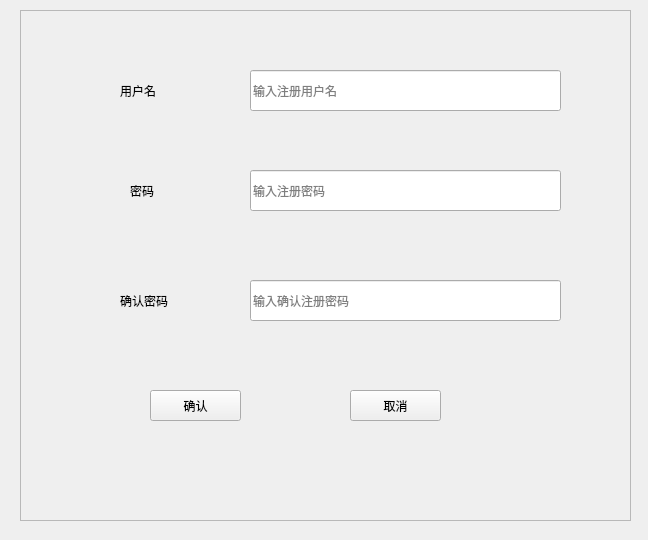
Old version of the form register.ui in the repository aSquade/FirstDBMS.
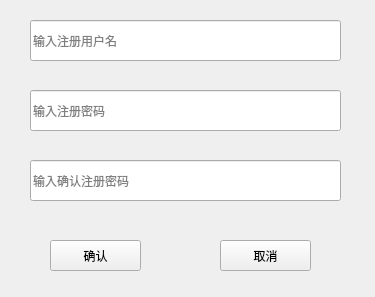
New version of the form.

```diff
--- a/register.ui
+++ b/register.ui
@@ -6,116 +6,18 @@
    <rect>
     <x>0</x>
     <y>0</y>
-    <width>648</width>
-    <height>540</height>
+    <width>375</width>
+    <height>297</height>
    </rect>
   </property>
   <property name="windowTitle">
    <string>Form</string>
   </property>
-  <widget class="QFrame" name="frame">
-   <property name="enabled">
-    <bool>true</bool>
-   </property>
-   <property name="geometry">
-    <rect>
-     <x>20</x>
-     <y>10</y>
-     <width>611</width>
-     <height>511</height>
-    </rect>
-   </property>
-   <property name="frameShape">
-    <enum>QFrame::StyledPanel</enum>
-   </property>
-   <property name="frameShadow">
-    <enum>QFrame::Raised</enum>
-   </property>
-   <widget class="QLineEdit" name="usernameEdit">
-    <property name="geometry">
-     <rect>
-      <x>230</x>
-      <y>60</y>
-      <width>311</width>
-      <height>41</height>
-     </rect>
-    </property>
-    <property name="styleSheet">
-     <string notr="true">font: 12pt &quot;黑体&quot;;</string>
-    </property>
-    <property name="placeholderText">
-     <string>输入注册用户名</string>
-    </property>
-   </widget>
-   <widget class="QLabel" name="usernameLabel">
-    <property name="geometry">
-     <rect>
-      <x>100</x>
-      <y>70</y>
-      <width>81</width>
-      <height>21</height>
-     </rect>
-    </property>
-    <property name="styleSheet">
-     <string notr="true">font: 12pt &quot;黑体&quot;;</string>
-    </property>
-    <property name="text">
-     <string>用户名</string>
-    </property>
-   </widget>
-   <widget class="QLineEdit" name="passwordEdit">
-    <property name="geometry">
-     <rect>
-      <x>230</x>
-      <y>160</y>
-      <width>311</width>
-      <height>41</height>
-     </rect>
-    </property>
-    <property name="styleSheet">
-     <string notr="true">font: 12pt &quot;黑体&quot;;</string>
-    </property>
-    <property name="placeholderText">
-     <string>输入注册密码</string>
-    </property>
-   </widget>
-   <widget class="QLabel" name="passwordLabel">
-    <property name="geometry">
-     <rect>
-      <x>110</x>
-      <y>170</y>
-      <width>81</width>
-      <height>21</height>
-     </rect>
-    </property>
-    <property name="styleSheet">
-     <string notr="true">font: 12pt &quot;黑体&quot;;</string>
-    </property>
-    <property name="text">
-     <string>密码</string>
-    </property>
-   </widget>
-   <widget class="QLabel" name="confirmpasswordLabel">
-    <property name="geometry">
-     <rect>
-      <x>100</x>
-      <y>280</y>
-      <width>111</width>
-      <height>21</height>
-     </rect>
-    </property>
-    <property name="styleSheet">
-     <string notr="true">font: 12pt &quot;黑体&quot;;</string>
-    </property>
-    <property name="text">
-     <string>确认密码</string>
-    </property>
-   </widget>
    <widget class="QLineEdit" name="confirmpasswordEdit">
     <property name="geometry">
      <rect>
-      <x>230</x>
-      <y>270</y>
+     <x>30</x>
+     <y>160</y>
       <width>311</width>
       <height>41</height>
      </rect>
@@ -130,8 +32,8 @@
    <widget class="QPushButton" name="confirmButton">
     <property name="geometry">
      <rect>
-      <x>130</x>
-      <y>380</y>
+     <x>50</x>
+     <y>240</y>
       <width>91</width>
       <height>31</height>
      </rect>
@@ -146,8 +48,8 @@
    <widget class="QPushButton" name="cancelButton">
     <property name="geometry">
      <rect>
-      <x>330</x>
-      <y>380</y>
+     <x>220</x>
+     <y>240</y>
       <width>91</width>
       <height>31</height>
      </rect>
@@ -159,6 +61,37 @@
      <string>取消</string>
     </property>
    </widget>
+  <widget class="QLineEdit" name="passwordEdit">
+   <property name="geometry">
+    <rect>
+     <x>30</x>
+     <y>90</y>
+     <width>311</width>
+     <height>41</height>
+    </rect>
+   </property>
+   <property name="styleSheet">
+    <string notr="true">font: 12pt &quot;黑体&quot;;</string>
+   </property>
+   <property name="placeholderText">
+    <string>输入注册密码</string>
+   </property>
+  </widget>
+  <widget class="QLineEdit" name="usernameEdit">
+   <property name="geometry">
+    <rect>
+     <x>30</x>
+     <y>20</y>
+     <width>311</width>
+     <height>41</height>
+    </rect>
+   </property>
+   <property name="styleSheet">
+    <string notr="true">font: 12pt &quot;黑体&quot;;</string>
+   </property>
+   <property name="placeholderText">
+    <string>输入注册用户名</string>
+   </property>
   </widget>
  </widget>
  <resources/>
```
Lines whose indentation alone changed are shown as unchanged.
